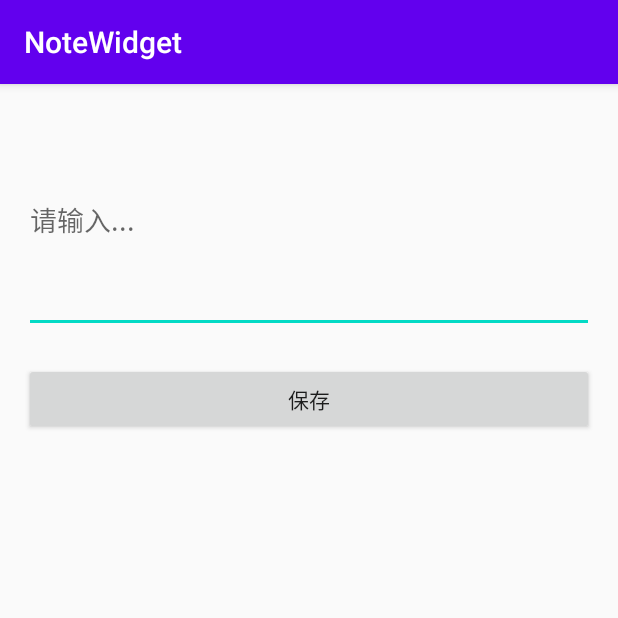
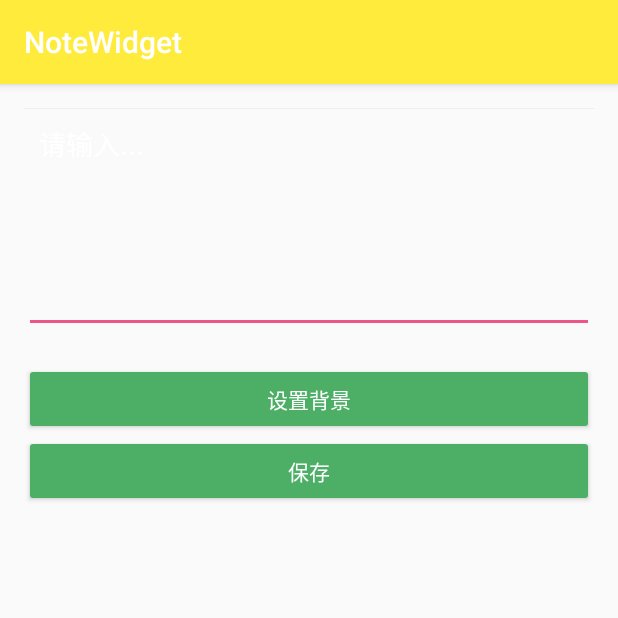
Before and after one commit to XuNeverMore/android-note-widget, an Android app: the screen it shows after launch (MainActivity), on a phone screen of 412 x 824 dp, the top half of it. Run offline under Robolectric (Android 15) with nearby library versions, the phone set to English and light mode, and no system bars.

Commit message:
change:add bg

```diff
--- a/app/build.gradle
+++ b/app/build.gradle
@@ -1,12 +1,12 @@
 apply plugin: 'com.android.application'
 
 android {
-    compileSdkVersion 30
+    compileSdkVersion 28
 
     defaultConfig {
         applicationId "com.candymobi.notewidget"
         minSdkVersion 21
-        targetSdkVersion 30
+        targetSdkVersion 28
         versionCode 1
         versionName "1.0"
 
@@ -29,6 +29,7 @@ dependencies {
     implementation fileTree(dir: "libs", include: ["*.jar"])
     implementation 'androidx.appcompat:appcompat:1.2.0'
     implementation 'androidx.constraintlayout:constraintlayout:2.0.1'
+    implementation 'com.github.bumptech.glide:glide:4.11.0'
     testImplementation 'junit:junit:4.12'
     androidTestImplementation 'androidx.test.ext:junit:1.1.2'
     androidTestImplementation 'androidx.test.espresso:espresso-core:3.3.0'
--- a/app/src/main/AndroidManifest.xml
+++ b/app/src/main/AndroidManifest.xml
@@ -2,6 +2,7 @@
 <manifest xmlns:android="http://schemas.android.com/apk/res/android"
     package="com.candymobi.notewidget">
 
+    <uses-permission android:name="android.permission.WRITE_EXTERNAL_STORAGE"/>
     <application
         android:name=".MyApp"
         android:allowBackup="true"
--- a/app/src/main/java/com/candymobi/notewidget/NoteManager.java
+++ b/app/src/main/java/com/candymobi/notewidget/NoteManager.java
@@ -34,4 +34,13 @@ public class NoteManager {
     public String getNoteContent() {
         return mSharedPreferences.getString(NOTE_CONTENT, null);
     }
+
+    public void saveBg(String imagePath) {
+        mSharedPreferences.edit().putString("imagePath", imagePath)
+                .apply();
+    }
+
+    public String getBgPath() {
+        return mSharedPreferences.getString("imagePath", null);
+    }
 }
--- a/app/src/main/res/layout/activity_main.xml
+++ b/app/src/main/res/layout/activity_main.xml
@@ -1,25 +1,43 @@
 <?xml version="1.0" encoding="utf-8"?>
 <LinearLayout xmlns:android="http://schemas.android.com/apk/res/android"
-    xmlns:app="http://schemas.android.com/apk/res-auto"
     xmlns:tools="http://schemas.android.com/tools"
     android:layout_width="match_parent"
     android:layout_height="match_parent"
+    android:orientation="vertical"
     android:padding="16dp"
-    android:orientation="vertical"
     tools:context=".MainActivity">
 
-    <EditText
-        android:id="@+id/edit_note"
+    <FrameLayout
         android:layout_width="match_parent"
-        android:hint="请输入..."
-        android:minHeight="150dp"
-        android:layout_height="wrap_content"/>
+        android:layout_height="wrap_content">
+        <ImageView
+            android:id="@+id/iv_bg"
+            android:layout_width="match_parent"
+            android:layout_height="wrap_content"/>
+        <EditText
+            android:id="@+id/edit_note"
+            android:layout_width="match_parent"
+            android:layout_height="wrap_content"
+            android:hint="@string/please_input"
+            android:gravity="top|start"
+            android:padding="10dp"
+            android:textColorHint="#ffffff"
+            android:minHeight="150dp" />
+    </FrameLayout>
+
+
+
+    <Button
+        android:id="@+id/button_set_bg"
+        android:layout_width="match_parent"
+        android:layout_height="wrap_content"
+        android:layout_marginTop="20dp"
+        android:text="@string/set_bg" />
 
     <Button
         android:id="@+id/btn_save"
-        android:text="保存"
-        android:layout_marginTop="20dp"
         android:layout_width="match_parent"
-        android:layout_height="wrap_content"/>
+        android:layout_height="wrap_content"
+        android:text="@string/save" />
 
 </LinearLayout>
--- a/app/src/main/res/values/colors.xml
+++ b/app/src/main/res/values/colors.xml
@@ -1,6 +1,6 @@
 <?xml version="1.0" encoding="utf-8"?>
 <resources>
-    <color name="colorPrimary">#6200EE</color>
-    <color name="colorPrimaryDark">#3700B3</color>
-    <color name="colorAccent">#03DAC5</color>
+    <color name="colorPrimary">#FFEB3B</color>
+    <color name="colorPrimaryDark">#FFC107</color>
+    <color name="colorAccent">#EF5589</color>
 </resources>
--- a/app/src/main/res/values/strings.xml
+++ b/app/src/main/res/values/strings.xml
@@ -2,4 +2,7 @@
     <string name="app_name">NoteWidget</string>
     <string name="appwidget_text">EXAMPLE</string>
     <string name="add_widget">Add widget</string>
+    <string name="please_input">请输入...</string>
+    <string name="save">保存</string>
+    <string name="set_bg">设置背景</string>
 </resources>
--- a/app/src/main/res/values/styles.xml
+++ b/app/src/main/res/values/styles.xml
@@ -5,6 +5,13 @@
         <item name="colorPrimary">@color/colorPrimary</item>
         <item name="colorPrimaryDark">@color/colorPrimaryDark</item>
         <item name="colorAccent">@color/colorAccent</item>
+<!--        <item name="buttonStyle"></item>-->
+        <item name="colorButtonNormal">#4caf65</item>
+        <item name="android:textColorPrimary">#ffffff</item>
+    </style>
+
+    <style name="Button.Custom" parent="Base.Widget.AppCompat.Button">
+
     </style>
 
 </resources>
--- a/app/src/main/res/xml/new_app_widget_info.xml
+++ b/app/src/main/res/xml/new_app_widget_info.xml
@@ -2,9 +2,9 @@
 <appwidget-provider xmlns:android="http://schemas.android.com/apk/res/android"
     android:initialKeyguardLayout="@layout/new_app_widget"
     android:initialLayout="@layout/new_app_widget"
-    android:minWidth="250dp"
-    android:minHeight="110dp"
+    android:minWidth="40dp"
+    android:minHeight="40dp"
     android:previewImage="@drawable/example_appwidget_preview"
     android:resizeMode="horizontal|vertical"
     android:updatePeriodMillis="86400000"
-    android:widgetCategory="home_screen|keyguard"></appwidget-provider>
+    android:widgetCategory="home_screen|keyguard"/>
```
Also changed, not shown: app/src/main/java/com/candymobi/notewidget/MainActivity.java (+106 -6 lines), app/src/main/java/com/candymobi/notewidget/NewAppWidget.java (+32 -1 lines), app/src/main/java/com/candymobi/notewidget/utils/CircleTransformation.java (added, +41 -0 lines), app/src/main/java/com/candymobi/notewidget/utils/Util.java (added, +19 -0 lines), app/src/main/res/layout/new_app_widget.xml (+8 -4 lines).
